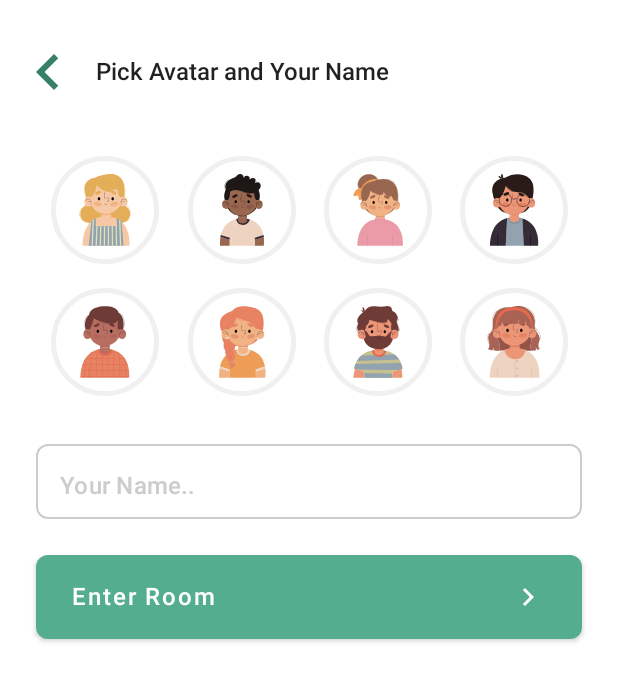
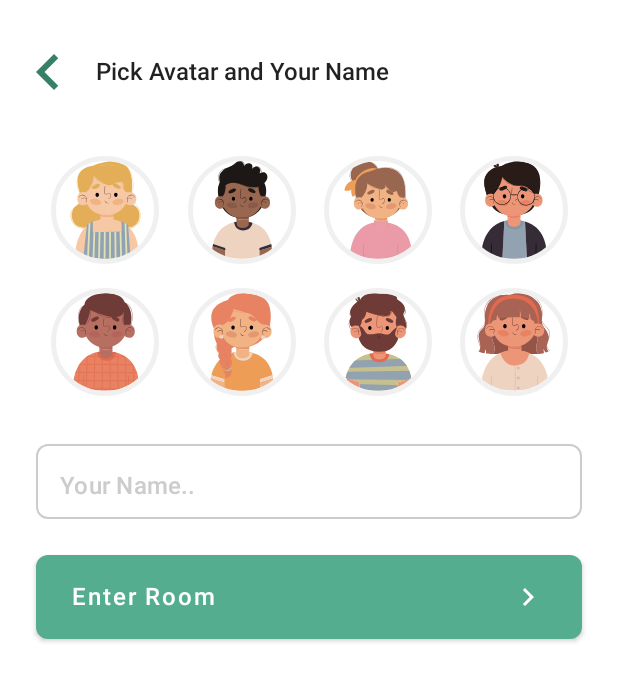
Before and after one commit to luthfipun/android-chat-room-with-gojek-courier, an Android app built with Jetpack Compose: the screen it shows after launch (MainActivity), after a tap on "Join Room", on a phone screen of 412 x 824 dp. Shown: the top 681 px of the screen. Run offline under Robolectric (Android 15) with nearby library versions, the phone set to English and light mode, and no system bars.

Commit message:
fix image with icons

```diff
--- a/app/src/main/java/github/luthfipun/chatroom/screen/HomeScreen.kt
+++ b/app/src/main/java/github/luthfipun/chatroom/screen/HomeScreen.kt
@@ -6,11 +6,11 @@ import androidx.compose.foundation.layout.*
 import androidx.compose.foundation.shape.RoundedCornerShape
 import androidx.compose.material.Button
 import androidx.compose.material.ButtonDefaults
+import androidx.compose.material.Icon
 import androidx.compose.material.Text
 import androidx.compose.runtime.Composable
 import androidx.compose.ui.Alignment
 import androidx.compose.ui.Modifier
-import androidx.compose.ui.graphics.ColorFilter
 import androidx.compose.ui.res.painterResource
 import androidx.compose.ui.res.stringResource
 import androidx.compose.ui.text.font.FontWeight
@@ -59,11 +59,11 @@ fun HomeScreen(
                 horizontalArrangement = Arrangement.SpaceBetween
             ) {
                 Row(verticalAlignment = Alignment.CenterVertically) {
-                    Image(
+                    Icon(
                         modifier = Modifier.size(28.dp),
                         painter = painterResource(id = R.drawable.ic_chat),
                         contentDescription = "button_chat_icon",
-                        colorFilter = ColorFilter.tint(Green200)
+                        tint = Green200
                     )
 
                     Spacer(modifier = modifier.width(12.dp))
@@ -75,11 +75,11 @@ fun HomeScreen(
                     )
                 }
 
-                Image(
+                Icon(
                     modifier = Modifier.size(24.dp),
                     painter = painterResource(id = R.drawable.ic_arrow_right),
                     contentDescription = "button_chat_icon_arrow",
-                    colorFilter = ColorFilter.tint(Green200)
+                    tint = Green200
                 )
             }
         }
--- a/app/src/main/java/github/luthfipun/chatroom/screen/InputScreen.kt
+++ b/app/src/main/java/github/luthfipun/chatroom/screen/InputScreen.kt
@@ -1,5 +1,6 @@
 package github.luthfipun.chatroom.screen
 
+import androidx.compose.foundation.BorderStroke
 import androidx.compose.foundation.Image
 import androidx.compose.foundation.background
 import androidx.compose.foundation.border
@@ -139,23 +140,25 @@ fun InputAvatar() {
         state = rememberLazyGridState()
     ){
         items(avatars.size){
-            IconButton(onClick = { avatarSelected = it }) {
+            IconButton(
+                onClick = { avatarSelected = it },
+                modifier = Modifier.padding(vertical = 8.dp)
+            ) {
                 Image(
                     painter = painterResource(id = avatars[it]),
                     contentDescription = "person${it}",
                     contentScale = ContentScale.Fit,
                     modifier = Modifier
-                        .padding(8.dp)
                         .size(72.dp)
                         .border(
-                            width = 3.dp,
-                            color = if (avatarSelected == it) Green500 else Color.LightGray.copy(
-                                0.3f
+                            border = BorderStroke(
+                                width = 3.dp,
+                                color = if (avatarSelected == it) Green500 else Color.LightGray.copy(0.3f)
                             ),
                             shape = CircleShape
                         )
+                        .padding(3.dp)
                         .clip(CircleShape)
-                        .padding(12.dp)
                         .background(color = Color.White)
                 )
             }
@@ -175,11 +178,11 @@ fun InputHeader() {
             onClick = { /*TODO*/ },
             modifier = Modifier.size(48.dp)
         ) {
-            Image(
+            Icon(
                 modifier = Modifier.size(48.dp),
                 painter = painterResource(id = R.drawable.ic_arrow_left),
                 contentDescription = "icon_back",
-                colorFilter = ColorFilter.tint(Green500)
+                tint = Green500
             )
         }
         Spacer(modifier = Modifier.width(8.dp))
```
